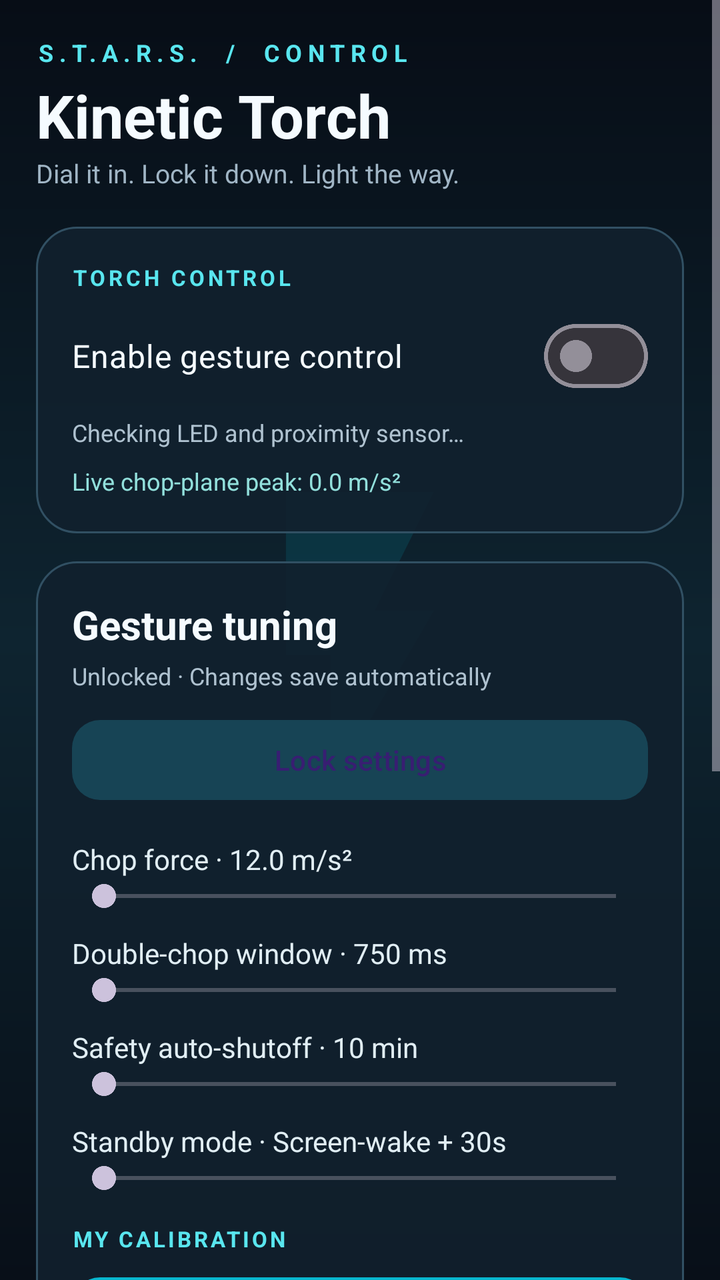
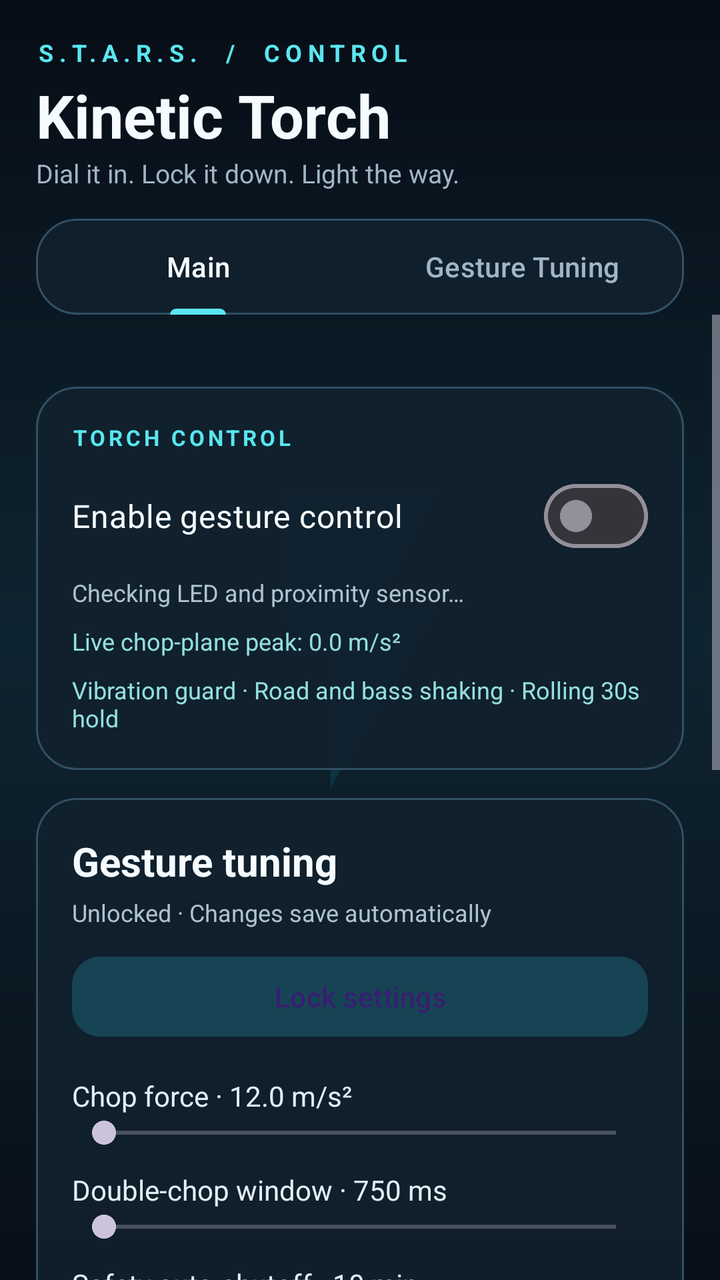

Before-and-after screenshots of an Android layout around one commit, followed by the original layout XML and the change that was made.
<!-- AndroidManifest.xml: application theme Theme.KineticTorch -->
<!-- res/layout/activity_main.xml -->
<?xml version="1.0" encoding="utf-8"?>
<FrameLayout xmlns:android="http://schemas.android.com/apk/res/android"
    xmlns:app="http://schemas.android.com/apk/res-auto"
    android:layout_width="match_parent"
    android:layout_height="match_parent"
    android:background="@drawable/bg_kinetic_gradient">

    
    <ImageView
        android:layout_width="400dp"
        android:layout_height="400dp"
        android:layout_gravity="center"
        android:alpha="0.10"
        android:contentDescription="@null"
        android:importantForAccessibility="no"
        android:src="@drawable/ic_launcher_foreground" />

    <ScrollView
        android:id="@+id/rootScroll"
        android:layout_width="match_parent"
        android:layout_height="match_parent"
        android:clipToPadding="true"
        android:fillViewport="true">

        <LinearLayout
            android:layout_width="match_parent"
            android:layout_height="wrap_content"
            android:orientation="vertical"
            android:padding="18dp">

            <TextView
                android:layout_width="match_parent"
                android:layout_height="wrap_content"
                android:letterSpacing="0.24"
                android:text="S.T.A.R.S.  /  CONTROL"
                android:textColor="#59E6EF"
                android:textSize="12sp"
                android:textStyle="bold" />

            <TextView
                android:layout_width="match_parent"
                android:layout_height="wrap_content"
                android:layout_marginTop="3dp"
                android:text="Kinetic Torch"
                android:textColor="#F5FBFF"
                android:textSize="30sp"
                android:textStyle="bold" />

            <TextView
                android:layout_width="match_parent"
                android:layout_height="wrap_content"
                android:text="Dial it in. Lock it down. Light the way."
                android:textColor="#A0B5C5"
                android:textSize="13sp" />

            <LinearLayout
                android:layout_width="match_parent"
                android:layout_height="wrap_content"
                android:layout_marginTop="18dp"
                android:background="@drawable/bg_kinetic_card"
                android:orientation="vertical"
                android:padding="18dp">

                <TextView
                    android:layout_width="match_parent"
                    android:layout_height="wrap_content"
                    android:text="TORCH CONTROL"
                    android:textColor="#59E6EF"
                    android:textSize="11sp"
                    android:textStyle="bold"
                    android:letterSpacing="0.15" />

                <com.google.android.material.materialswitch.MaterialSwitch
                    android:id="@+id/switchServiceEnable"
                    android:layout_width="match_parent"
                    android:layout_height="wrap_content"
                    android:layout_marginTop="8dp"
                    android:text="Enable gesture control"
                    android:textColor="#F5FBFF"
                    android:textSize="16sp" />

                <TextView
                    android:id="@+id/txtHardwareStatus"
                    android:layout_width="match_parent"
                    android:layout_height="wrap_content"
                    android:layout_marginTop="6dp"
                    android:text="Checking LED and proximity sensor…"
                    android:textColor="#AFC2D0"
                    android:textSize="12sp" />

                <TextView
                    android:id="@+id/txtLivePeakReadout"
                    android:layout_width="match_parent"
                    android:layout_height="wrap_content"
                    android:layout_marginTop="8dp"
                    android:text="Live chop-plane peak: 0.0 m/s²"
                    android:textColor="#92E0DC"
                    android:textSize="12sp" />
            </LinearLayout>

            <LinearLayout
                android:layout_width="match_parent"
                android:layout_height="wrap_content"
                android:layout_marginTop="14dp"
                android:background="@drawable/bg_kinetic_card"
                android:orientation="vertical"
                android:padding="18dp">

                <TextView
                    android:layout_width="match_parent"
                    android:layout_height="wrap_content"
                    android:text="Gesture tuning"
                    android:textColor="#F5FBFF"
                    android:textSize="20sp"
                    android:textStyle="bold" />

                <TextView
                    android:id="@+id/txtSettingsLockStatus"
                    android:layout_width="match_parent"
                    android:layout_height="wrap_content"
                    android:layout_marginTop="4dp"
                    android:text="Unlocked · Changes save automatically"
                    android:textColor="#AFC2D0"
                    android:textSize="12sp" />

                <com.google.android.material.button.MaterialButton
                    android:id="@+id/btnSettingsLock"
                    android:layout_width="match_parent"
                    android:layout_height="wrap_content"
                    android:layout_marginTop="10dp"
                    android:text="Lock settings"
                    android:textAllCaps="false"
                    app:backgroundTint="#174455"
                    app:cornerRadius="14dp" />

                <TextView
                    android:id="@+id/txtForceValue"
                    android:layout_width="match_parent"
                    android:layout_height="wrap_content"
                    android:layout_marginTop="16dp"
                    android:text="Chop force · 12.0 m/s²"
                    android:textColor="#E1EEF4"
                    android:textSize="14sp" />

                <SeekBar
                    android:id="@+id/seekForceThreshold"
                    android:layout_width="match_parent"
                    android:layout_height="wrap_content" />

                <TextView
                    android:id="@+id/txtWindowValue"
                    android:layout_width="match_parent"
                    android:layout_height="wrap_content"
                    android:layout_marginTop="10dp"
                    android:text="Double-chop window · 750 ms"
                    android:textColor="#E1EEF4"
                    android:textSize="14sp" />

                <SeekBar
                    android:id="@+id/seekChopWindow"
                    android:layout_width="match_parent"
                    android:layout_height="wrap_content" />

                <TextView
                    android:id="@+id/txtAutoOffValue"
                    android:layout_width="match_parent"
                    android:layout_height="wrap_content"
                    android:layout_marginTop="10dp"
                    android:text="Safety auto-shutoff · 10 min"
                    android:textColor="#E1EEF4"
                    android:textSize="14sp" />

                <SeekBar
                    android:id="@+id/seekAutoOffMinutes"
                    android:layout_width="match_parent"
                    android:layout_height="wrap_content" />

                <TextView
                    android:id="@+id/txtWakeModeValue"
                    android:layout_width="match_parent"
                    android:layout_height="wrap_content"
                    android:layout_marginTop="10dp"
                    android:text="Standby mode · Screen-wake + 30s"
                    android:textColor="#E1EEF4"
                    android:textSize="14sp" />

                <SeekBar
                    android:id="@+id/seekWakeMode"
                    android:layout_width="match_parent"
                    android:layout_height="wrap_content"
                    android:max="5" />

                <TextView
                    android:layout_width="match_parent"
                    android:layout_height="wrap_content"
                    android:layout_marginTop="14dp"
                    android:letterSpacing="0.12"
                    android:text="MY CALIBRATION"
                    android:textColor="#59E6EF"
                    android:textSize="11sp"
                    android:textStyle="bold" />

                <com.google.android.material.button.MaterialButton
                    android:id="@+id/btnSaveProfile"
                    android:layout_width="match_parent"
                    android:layout_height="wrap_content"
                    android:layout_marginTop="8dp"
                    android:text="Save custom profile"
                    android:textAllCaps="false"
                    app:backgroundTint="#08B6CE"
                    app:cornerRadius="14dp" />

                <com.google.android.material.button.MaterialButton
                    android:id="@+id/btnRestoreProfile"
                    android:layout_width="match_parent"
                    android:layout_height="wrap_content"
                    android:layout_marginTop="4dp"
                    android:text="Restore saved settings"
                    android:textAllCaps="false"
                    app:backgroundTint="#174455"
                    app:cornerRadius="14dp" />

                <com.google.android.material.button.MaterialButton
                    android:id="@+id/btnResetSliders"
                    android:layout_width="match_parent"
                    android:layout_height="wrap_content"
                    android:layout_marginTop="4dp"
                    android:text="@string/reset_sliders_button"
                    android:textAllCaps="false"
                    app:backgroundTint="#283E4D"
                    app:cornerRadius="14dp" />
            </LinearLayout>

            <LinearLayout
                android:layout_width="match_parent"
                android:layout_height="wrap_content"
                android:layout_marginTop="14dp"
                android:background="@drawable/bg_kinetic_card"
                android:orientation="vertical"
                android:padding="18dp">

                <TextView
                    android:layout_width="match_parent"
                    android:layout_height="wrap_content"
                    android:text="Quick access"
                    android:textColor="#F5FBFF"
                    android:textSize="20sp"
                    android:textStyle="bold" />

                <com.google.android.material.button.MaterialButton
                    android:id="@+id/btnAddQuickSettingsTile"
                    android:layout_width="match_parent"
                    android:layout_height="wrap_content"
                    android:layout_marginTop="10dp"
                    android:text="Add Quick Settings tile"
                    android:textAllCaps="false"
                    app:backgroundTint="#174455"
                    app:cornerRadius="14dp" />

                <com.google.android.material.button.MaterialButton
                    android:id="@+id/btnBatteryExemption"
                    android:layout_width="match_parent"
                    android:layout_height="wrap_content"
                    android:layout_marginTop="4dp"
                    android:text="Battery optimization settings"
                    android:textAllCaps="false"
                    app:backgroundTint="#174455"
                    app:cornerRadius="14dp" />

                <com.google.android.material.button.MaterialButton
                    android:id="@+id/btnSourceAndLicense"
                    android:layout_width="match_parent"
                    android:layout_height="wrap_content"
                    android:layout_marginTop="4dp"
                    android:text="@string/source_license_button"
                    android:textAllCaps="false"
                    app:backgroundTint="#283E4D"
                    app:cornerRadius="14dp" />

                <LinearLayout
                    android:id="@+id/debugPanel"
                    android:layout_width="match_parent"
                    android:layout_height="wrap_content"
                    android:layout_marginTop="12dp"
                    android:orientation="vertical"
                    android:visibility="gone">

                    <TextView
                        android:layout_width="match_parent"
                        android:layout_height="wrap_content"
                        android:text="@string/debug_logging_help"
                        android:textColor="#FFE082"
                        android:textSize="12sp" />

                    <com.google.android.material.button.MaterialButton
                        android:id="@+id/btnMarkDebugAttempt"
                        android:layout_width="match_parent"
                        android:layout_height="wrap_content"
                        android:text="@string/debug_mark_attempt"
                        app:cornerRadius="14dp" />

                    <com.google.android.material.button.MaterialButton
                        android:id="@+id/btnExportDebugLog"
                        android:layout_width="match_parent"
                        android:layout_height="wrap_content"
                        android:text="@string/debug_export_log"
                        app:cornerRadius="14dp" />
                </LinearLayout>
            </LinearLayout>
        </LinearLayout>
    </ScrollView>
</FrameLayout>
<!-- resources referenced by this layout -->
<resources>
  <!-- drawable bg_kinetic_card (drawable) -->
  <?xml version="1.0" encoding="utf-8"?>
  <shape xmlns:android="http://schemas.android.com/apk/res/android" android:shape="rectangle">
      <solid android:color="#E811202E" />
      <corners android:radius="20dp" />
      <stroke android:width="1dp" android:color="#315063" />
  </shape>
  <!-- drawable bg_kinetic_gradient (drawable) -->
  <?xml version="1.0" encoding="utf-8"?>
  <shape xmlns:android="http://schemas.android.com/apk/res/android" android:shape="rectangle">
      <gradient android:angle="270" android:startColor="#070D16" android:centerColor="#0E2430" android:endColor="#080F18" />
  </shape>
  <!-- drawable ic_launcher_foreground (drawable) -->
  <?xml version="1.0" encoding="utf-8"?>
  <vector xmlns:android="http://schemas.android.com/apk/res/android"
      android:width="108dp"
      android:height="108dp"
      android:viewportWidth="108"
      android:viewportHeight="108">
      <group
          android:translateX="30"
          android:translateY="30"
          android:scaleX="2"
          android:scaleY="2">
          <path
              android:fillColor="#00E5FF"
              android:pathData="M7,2v11h3v9l7,-12h-4l4,-8z" />
      </group>
  </vector>
  <string name="debug_export_log">Export debug log</string>
  <string name="debug_logging_help">DEBUG LOGGING ACTIVE • Sensor samples, gesture decisions and torch responses stay on this phone. Tap Mark attempt, try the gesture, then export the log. Recent history rotates at about 8 MiB; debug logging uses extra battery.</string>
  <string name="debug_mark_attempt">Mark test attempt</string>
  <string name="reset_sliders_button">Reset sliders to defaults</string>
  <string name="source_license_button">Source code &amp; AGPLv3 license</string>
  <style name="Theme.KineticTorch" parent="Theme.Material3.Dark.NoActionBar">
          <item name="colorPrimary">#00E5FF</item>
          <item name="android:statusBarColor">@android:color/transparent</item>
          <item name="android:navigationBarColor">@android:color/transparent</item>
      </style>
</resources>

<!-- the commit's change to res/layout/activity_main.xml (unified diff, before → after) -->
@@ -15,18 +15,19 @@
         android:importantForAccessibility="no"
         android:src="@drawable/ic_launcher_foreground" />
 
-    <ScrollView
-        android:id="@+id/rootScroll"
+    <LinearLayout
+        android:id="@+id/mainScreenColumn"
         android:layout_width="match_parent"
         android:layout_height="match_parent"
-        android:clipToPadding="true"
-        android:fillViewport="true">
+        android:orientation="vertical">
 
         <LinearLayout
             android:layout_width="match_parent"
             android:layout_height="wrap_content"
             android:orientation="vertical"
-            android:padding="18dp">
+            android:paddingLeft="18dp"
+            android:paddingTop="18dp"
+            android:paddingRight="18dp">
 
             <TextView
                 android:layout_width="match_parent"
@@ -52,8 +53,49 @@
                 android:text="Dial it in. Lock it down. Light the way."
                 android:textColor="#A0B5C5"
                 android:textSize="13sp" />
+        </LinearLayout>
+
+        <com.google.android.material.tabs.TabLayout
+            android:id="@+id/tabNavigation"
+            android:layout_width="match_parent"
+            android:layout_height="wrap_content"
+            android:layout_marginLeft="18dp"
+            android:layout_marginTop="14dp"
+            android:layout_marginRight="18dp"
+            android:background="@drawable/bg_kinetic_card"
+            app:tabGravity="fill"
+            app:tabIndicatorColor="#59E6EF"
+            app:tabMode="fixed"
+            app:tabSelectedTextColor="#F5FBFF"
+            app:tabTextColor="#A0B5C5">
+
+            <com.google.android.material.tabs.TabItem
+                android:layout_width="wrap_content"
+                android:layout_height="wrap_content"
+                android:text="Main" />
+
+            <com.google.android.material.tabs.TabItem
+                android:layout_width="wrap_content"
+                android:layout_height="wrap_content"
+                android:text="Gesture Tuning" />
+        </com.google.android.material.tabs.TabLayout>
+
+        <ScrollView
+            android:id="@+id/rootScroll"
+            android:layout_width="match_parent"
+            android:layout_height="0dp"
+            android:layout_weight="1"
+            android:clipToPadding="true"
+            android:fillViewport="true">
 
             <LinearLayout
+                android:layout_width="match_parent"
+                android:layout_height="wrap_content"
+                android:orientation="vertical"
+                android:padding="18dp">
+
+            <LinearLayout
+                android:id="@+id/cardTorchControl"
                 android:layout_width="match_parent"
                 android:layout_height="wrap_content"
                 android:layout_marginTop="18dp"
@@ -96,9 +138,18 @@
                     android:text="Live chop-plane peak: 0.0 m/s²"
                     android:textColor="#92E0DC"
                     android:textSize="12sp" />
+
+                <TextView
+                    android:layout_width="match_parent"
+                    android:layout_height="wrap_content"
+                    android:layout_marginTop="8dp"
+                    android:text="Vibration guard · Road and bass shaking · Rolling 30s hold"
+                    android:textColor="#92E0DC"
+                    android:textSize="12sp" />
             </LinearLayout>
 
             <LinearLayout
+                android:id="@+id/cardGestureTuning"
                 android:layout_width="match_parent"
                 android:layout_height="wrap_content"
                 android:layout_marginTop="14dp"
@@ -232,6 +283,7 @@
             </LinearLayout>
 
             <LinearLayout
+                android:id="@+id/cardQuickAccess"
                 android:layout_width="match_parent"
                 android:layout_height="wrap_content"
                 android:layout_marginTop="14dp"
@@ -307,6 +359,7 @@
                         app:cornerRadius="14dp" />
                 </LinearLayout>
             </LinearLayout>
-        </LinearLayout>
-    </ScrollView>
+            </LinearLayout>
+        </ScrollView>
+    </LinearLayout>
 </FrameLayout>
